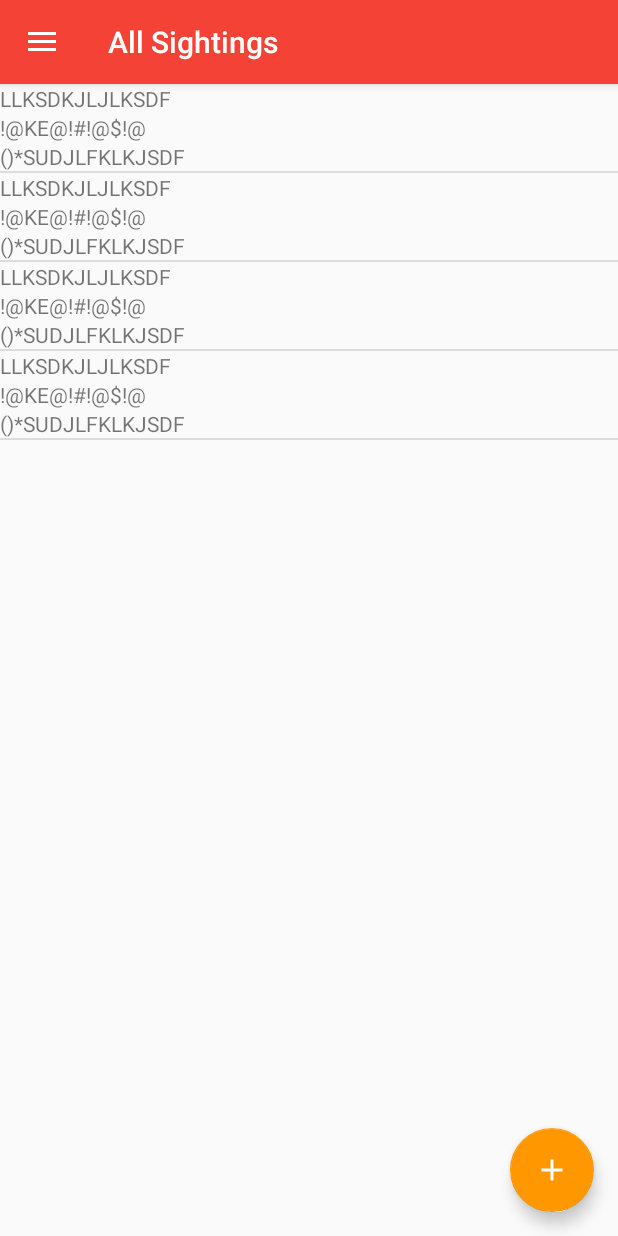
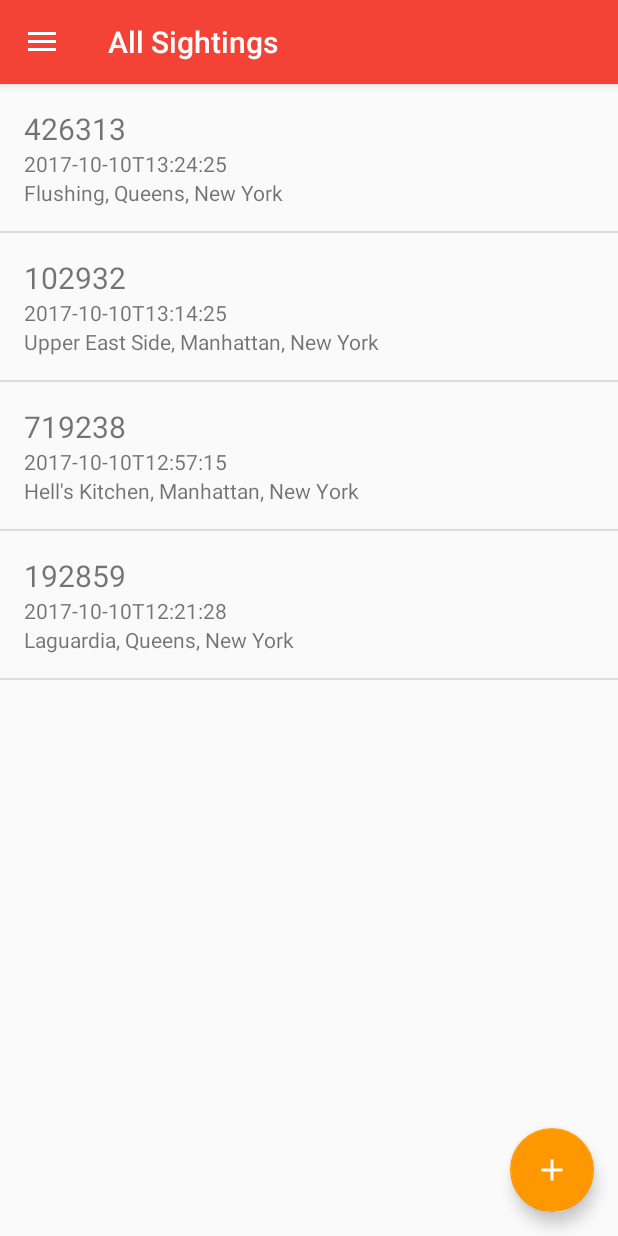
Before and after one commit to gtrational/rational, an Android app: the screen it shows after launch (MainDashboardActivity), in the side drawer, after a tap on "All Sightings", on a phone screen of 412 x 824 dp. Run offline under Robolectric (Android 15) with nearby library versions, the phone set to English and light mode, and no system bars.

Commit message:
Implements basic bundling and listview click listeners

```diff
--- a/android/app/src/main/java/edu/gatech/cs2340/gtrational/rational/controller/ListFragment.java
+++ b/android/app/src/main/java/edu/gatech/cs2340/gtrational/rational/controller/ListFragment.java
@@ -1,13 +1,17 @@
 package edu.gatech.cs2340.gtrational.rational.controller;
 
 
+import android.content.Intent;
 import android.os.Bundle;
 import android.app.Fragment;
+import android.util.Log;
 import android.view.LayoutInflater;
 import android.view.View;
 import android.view.ViewGroup;
+import android.widget.AdapterView;
 import android.widget.ListView;
 import android.widget.SimpleAdapter;
+import android.widget.TextView;
 
 import java.util.ArrayList;
 import java.util.HashMap;
@@ -32,10 +36,10 @@ public class ListFragment extends Fragment {
         View view =  inflater.inflate(R.layout.fragment_list, container, false);
 
         String[][] testData = {
-                {"LLKSDKJLJLKSDF", "!@KE@!#!@$!@", "()*SUDJLFKLKJSDF"},
-                {"LLKSDKJLJLKSDF", "!@KE@!#!@$!@", "()*SUDJLFKLKJSDF"},
-                {"LLKSDKJLJLKSDF", "!@KE@!#!@$!@", "()*SUDJLFKLKJSDF"},
-                {"LLKSDKJLJLKSDF", "!@KE@!#!@$!@", "()*SUDJLFKLKJSDF"}
+                {"426313", "2017-10-10T13:24:25", "Flushing, Queens, New York"},
+                {"102932", "2017-10-10T13:14:25", "Upper East Side, Manhattan, New York"},
+                {"719238", "2017-10-10T12:57:15", "Hell's Kitchen, Manhattan, New York"},
+                {"192859", "2017-10-10T12:21:28", "Laguardia, Queens, New York"}
         };
 
         ArrayList<HashMap<String, String>> newList = new ArrayList<>();
@@ -51,6 +55,18 @@ public class ListFragment extends Fragment {
         ListView theList = (ListView) view.findViewById(R.id.listview);
         SimpleAdapter sa = new SimpleAdapter(this.getActivity(), newList, R.layout.row_layout, new String[] {"line1", "line2", "line3"}, new int[] {R.id.line1, R.id.line2, R.id.line3});
         theList.setAdapter(sa);
+
+        theList.setOnItemClickListener(new AdapterView.OnItemClickListener() {
+            @Override
+            public void onItemClick(AdapterView<?> adapterView, View view, int i, long l) {
+                Intent intent = new Intent(getActivity(), ViewDataActivity.class);
+                Bundle bundle = new Bundle();
+                bundle.putString("text", (String) ((TextView) view.findViewById(R.id.line1)).getText());
+                intent.putExtras(bundle);
+                startActivity(intent);
+            }
+        });
+
         return view;
     }
 
--- a/android/app/src/main/res/layout/row_layout.xml
+++ b/android/app/src/main/res/layout/row_layout.xml
@@ -3,24 +3,36 @@
     xmlns:android="http://schemas.android.com/apk/res/android"
     android:orientation="vertical"
     android:layout_width="match_parent"
-    android:layout_height="match_parent">
+    android:layout_height="wrap_content"
+
+    >
 
     <TextView
         android:id="@+id/line1"
         android:layout_width="match_parent"
         android:layout_height="wrap_content"
-        android:text="Line 1"/>
+        android:layout_marginLeft="16dp"
+        android:layout_marginRight="16dp"
+        android:layout_marginTop="16dp"
+        android:text="Line 1"
+        android:textSize="20sp" />
 
     <TextView
         android:id="@+id/line2"
         android:layout_width="match_parent"
         android:layout_height="wrap_content"
-        android:text="Line 2"/>
+        android:layout_marginLeft="16dp"
+        android:layout_marginRight="16dp"
+        android:text="Line 2"
+        />
 
     <TextView
         android:id="@+id/line3"
         android:layout_width="match_parent"
         android:layout_height="wrap_content"
+        android:layout_marginLeft="16dp"
+        android:layout_marginRight="16dp"
+        android:layout_marginBottom="16dp"
         android:text="Line 3"/>
 
 </LinearLayout>
```
Also changed, not shown: android/app/src/main/AndroidManifest.xml (+8 -1 lines), android/app/src/main/java/edu/gatech/cs2340/gtrational/rational/controller/ViewDataActivity.java (added, +34 -0 lines), android/app/src/main/res/layout/activity_view_data.xml (added, +80 -0 lines).
